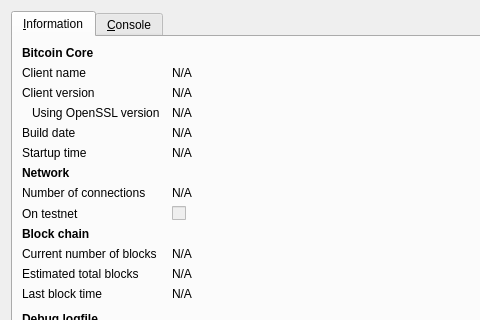
Qt form src/qt/forms/rpcconsole.ui (bityecoin/bitye) before a commit; both pictures show x 0 to 480 and y 0 to 320 of the 740 by 450 pixel window.
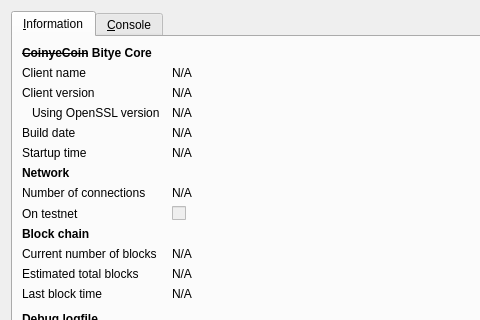
The same form after that commit. Icons and pictures are not drawn.

The edit to the form file:
```diff
--- a/src/qt/forms/rpcconsole.ui
+++ b/src/qt/forms/rpcconsole.ui
@@ -36,7 +36,7 @@
           </font>
          </property>
          <property name="text">
-          <string>Bitcoin Core</string>
+          <string>&lt;html&gt;&lt;head/&gt;&lt;body&gt;&lt;p&gt;&lt;span style=&quot; text-decoration: line-through;&quot;&gt;CoinyeCoin&lt;/span&gt; Bitye Core&lt;/p&gt;&lt;/body&gt;&lt;/html&gt;</string>
          </property>
         </widget>
        </item>
```
Left out of the diff: 3 changed lines with no effect on the pictures.
